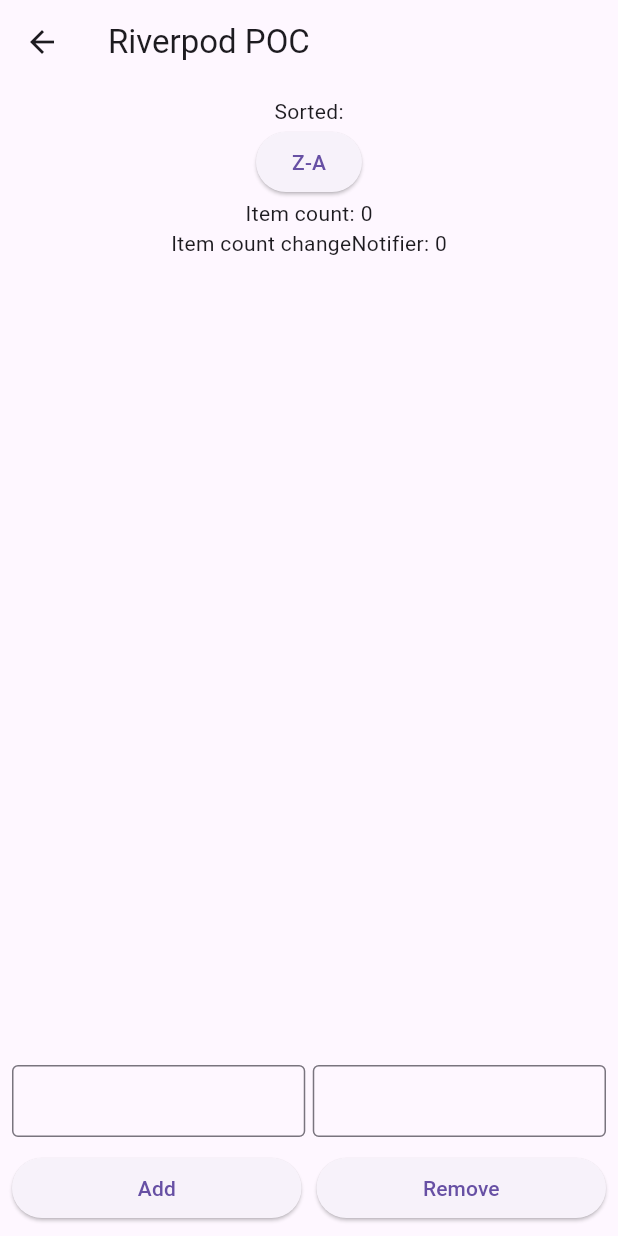
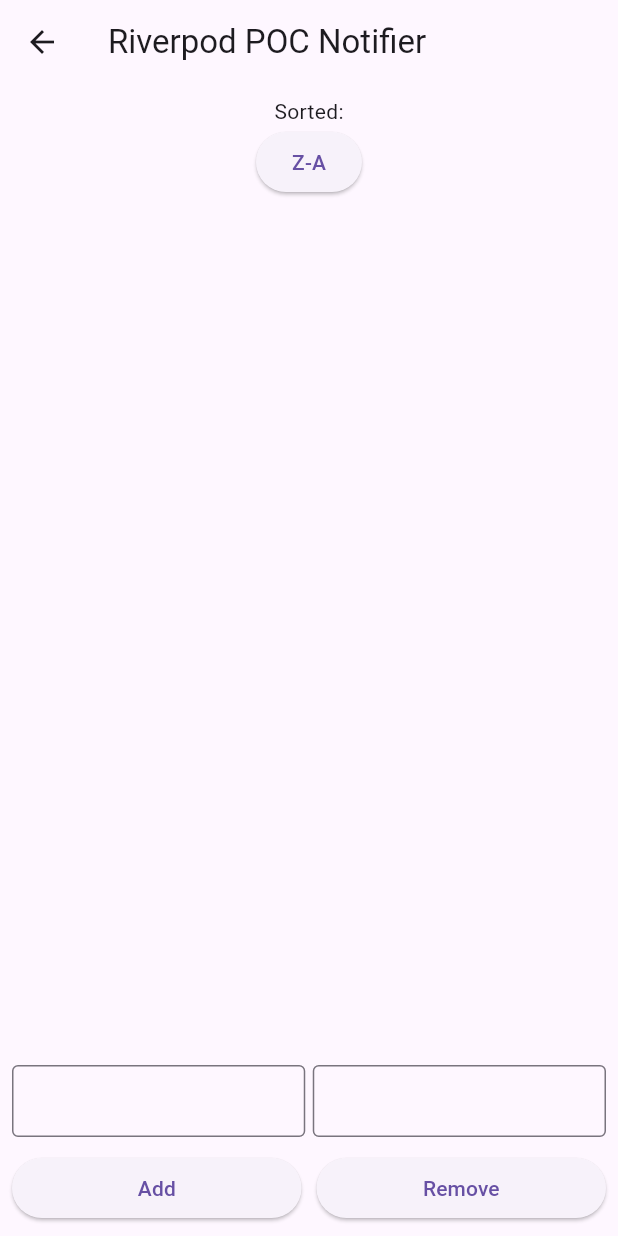
Before and after one commit to milan-zezelj-greenstate/riverpod_poc, a Flutter app: the HomeScreenMNotifier screen opened directly, after a tap on "A-Z", on a phone screen of 412 x 824 dp. Run offline on Flutter 3.47's test engine with Material 3 defaults, Android fonts, the phone set to English and light mode, and no system bars; our stand-ins replace flutter_riverpod, riverpod_annotation; generated files the repository leaves out were written again.

Commit message:
Added notifier builder with regular provider

```diff
--- a/lib/models/item_model.dart
+++ b/lib/models/item_model.dart
@@ -64,8 +64,8 @@ final itemSortTypeProvider = StateProvider<ItemsSortType>(
 Future<List<Item>> getItemFuture(GetItemFutureRef ref) async {
   await Future.delayed(const Duration(seconds: 3));
   return [
-    Item(name: "FutureItemName1", description: "Future item ome"),
-    Item(name: "FutureItemName2", description: "Future item two")
+    const Item(name: "FutureItemName1", description: "Future item ome"),
+    const Item(name: "FutureItemName2", description: "Future item two")
   ];
 }
 
@@ -108,9 +108,9 @@ class ItemsAsync extends _$ItemsAsync {
   Future<List<Item>> _fetchItems(
       {Item item = const Item(
           name: "FutureItemName2", description: "Future item two")}) async {
-    await Future.delayed(Duration(seconds: 3));
+    await Future.delayed(const Duration(seconds: 3));
     var items = [
-      Item(name: "FutureItemName1", description: "Future item ome"),
+      const Item(name: "FutureItemName1", description: "Future item ome"),
     ];
     items.add(item);
     return items;
@@ -125,7 +125,7 @@ class ItemsAsync extends _$ItemsAsync {
     state = const AsyncValue.loading();
 
     state = await AsyncValue.guard(() async {
-      await Future.delayed(Duration(seconds: 1));
+      await Future.delayed(const Duration(seconds: 1));
       return _fetchItems(item: item);
     });
   }
--- /dev/null
+++ b/lib/models/notifier.dart
@@ -0,0 +1,89 @@
+import 'package:riverpod_annotation/riverpod_annotation.dart';
+import "package:flutter_riverpod/flutter_riverpod.dart";
+
+part 'notifier.g.dart';
+
+enum ItemSortType { normal, reverse }
+
+class Item {
+  final String name;
+  final String description;
+
+  const Item({required this.name, required this.description});
+
+  Item.fromJson(Map<String, dynamic> json)
+      : name = json["name"],
+        description = json["description"];
+}
+
+//NotifierProvider
+@riverpod
+class Items extends _$Items {
+  @override
+  List<Item> build() {
+    return [];
+  }
+
+  void addItem(Item item) {
+    state = [...state, item];
+  }
+
+  void removeItem(String itemName) {
+    state = [
+      for (final item in state)
+        if (item.name != itemName) item
+    ];
+  }
+}
+
+//NotifierProvider
+@riverpod
+class ListSortType extends _$ListSortType {
+  @override
+  ItemSortType build() {
+    return ItemSortType.normal;
+  }
+
+  void toggleState() {
+    state = state == ItemSortType.normal
+        ? ItemSortType.reverse
+        : ItemSortType.normal;
+  }
+}
+
+@riverpod
+List<Item> getSortedList(GetSortedListRef ref) {
+  List<Item> items = ref.watch(itemsProvider);
+  ItemSortType sortType = ref.watch(listSortTypeProvider);
+
+  if (sortType == ItemSortType.normal) {
+    items.sort((a, b) {
+      return a.name.toLowerCase().compareTo(b.name.toLowerCase());
+    });
+  } else {
+    items.sort((a, b) {
+      return b.name.toLowerCase().compareTo(a.name.toLowerCase());
+    });
+  }
+  return items;
+}
+
+@riverpod
+List<Item> getNormalSortedList(GetNormalSortedListRef ref) {
+  List<Item> items = ref.watch(itemsProvider);
+
+  items.sort((a, b) {
+    return a.name.toLowerCase().compareTo(b.name.toLowerCase());
+  });
+  return items;
+}
+
+@riverpod
+List<Item> getReverseSortedList(GetReverseSortedListRef ref) {
+  List<Item> items = ref.watch(itemsProvider);
+
+  items.sort((a, b) {
+    return b.name.toLowerCase().compareTo(a.name.toLowerCase());
+  });
+  return items;
+}
--- a/lib/screens/home_screen_notifier.dart
+++ b/lib/screens/home_screen_notifier.dart
@@ -1,6 +1,6 @@
 import 'package:flutter/material.dart';
 import 'package:flutter_riverpod/flutter_riverpod.dart';
-import 'package:riverpod_poc/models/item_model.dart';
+import 'package:riverpod_poc/models/notifier.dart';
 
 class HomeScreenMNotifier extends ConsumerWidget {
   const HomeScreenMNotifier({super.key});
@@ -9,16 +9,11 @@ class HomeScreenMNotifier extends ConsumerWidget {
   Widget build(BuildContext context, WidgetRef ref) {
     TextEditingController nameController = TextEditingController();
     TextEditingController descriptionController = TextEditingController();
-    List<Item> items = ref.watch(itemsProvider);
-    int itemCount = ref.watch(itemCountProvider);
-    ItemsSortType sortType = ref.watch(itemSortTypeProvider);
-
-    ref.listen(itemSortTypeProvider,
-        (previous, next) => ref.read(itemsProvider.notifier).sortItems(next));
+    List<Item> items = ref.watch(getSortedListProvider);
 
     return Scaffold(
       appBar: AppBar(
-        title: const Text("Riverpod POC"),
+        title: const Text("Riverpod POC Notifier"),
       ),
       body: SafeArea(
         child: Padding(
@@ -26,21 +21,16 @@ class HomeScreenMNotifier extends ConsumerWidget {
           child: Center(
             child: Column(
               children: [
-                Text("Sorted:"),
+                const Text("Sorted:"),
                 ElevatedButton(
                   onPressed: () {
-                    if (sortType == ItemsSortType.normal) {
-                      ref.read(itemSortTypeProvider.notifier).state =
-                          ItemsSortType.reverse;
-                    } else {
-                      ref.read(itemSortTypeProvider.notifier).state =
-                          ItemsSortType.normal;
-                    }
+                    ref.read(listSortTypeProvider.notifier).toggleState();
                   },
-                  child: Text(sortType == ItemsSortType.normal ? "A-Z" : "Z-A"),
+                  child: Text(
+                      ref.watch(listSortTypeProvider) == ItemSortType.normal
+                          ? "A-Z"
+                          : "Z-A"),
                 ),
-                Text("Item count: $itemCount"),
-                Text("Item count changeNotifier: $itemCount"),
                 Expanded(
                   child: ListView.builder(
                     itemCount: items.length,
```
Also changed, not shown: lib/screens/home_screen.dart (+7 -7 lines), lib/screens/home_screen_async_notifier.dart (+6 -5 lines), lib/screens/home_screen_future.dart (+6 -6 lines), lib/models/item_model.g.dart, lib/models/notifier.g.dart (added).
